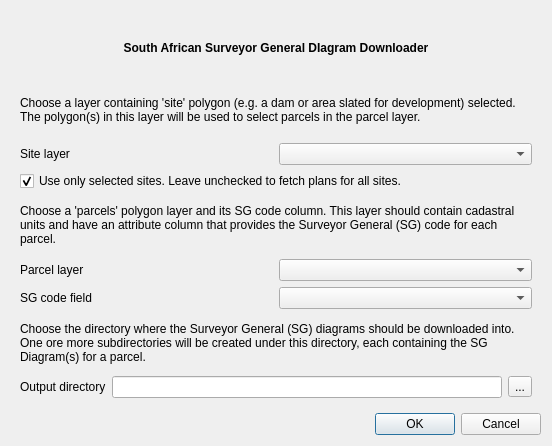
The window that sg_downloader_base.ui (kartoza/sg-diagram-downloader) describes before a commit, drawn with Qt 5.
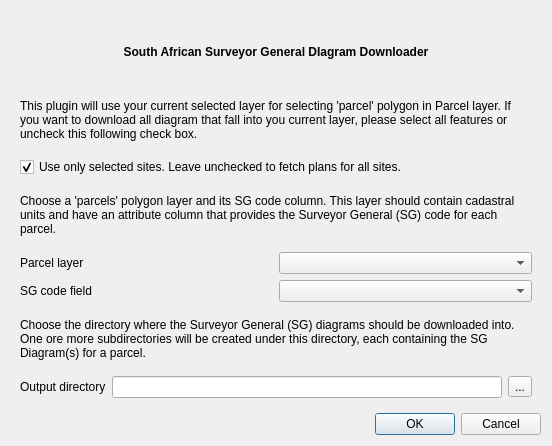
The same window after the commit.

Commit message: remove site layer from dialog.

Patch:
```diff
--- a/sg_downloader_base.ui
+++ b/sg_downloader_base.ui
@@ -51,34 +51,13 @@
        <item>
         <widget class="QLabel" name="label">
          <property name="text">
-          <string>Choose a layer containing 'site' polygon (e.g. a dam or area slated for development) selected. The polygon(s) in this layer will be used to select parcels in the parcel layer.</string>
+          <string>This plugin will use your current selected layer for selecting 'parcel' polygon in Parcel layer. If you want to download all diagram that fall into you current layer, please select all features or uncheck this following check box.</string>
          </property>
          <property name="wordWrap">
           <bool>true</bool>
          </property>
         </widget>
        </item>
-       <item>
-        <layout class="QHBoxLayout" name="horizontalLayout_2">
-         <item>
-          <widget class="QLabel" name="site_layer_label">
-           <property name="text">
-            <string>Site layer</string>
-           </property>
-           <property name="buddy">
-            <cstring>combo_box_site_layer</cstring>
-           </property>
-          </widget>
-         </item>
-         <item>
-          <widget class="QComboBox" name="combo_box_site_layer">
-           <property name="styleSheet">
-            <string notr="true"/>
-           </property>
-          </widget>
-         </item>
-        </layout>
-       </item>
        <item>
         <widget class="QCheckBox" name="selected_sites_only">
          <property name="text">
```
Left out of the diff: 1 changed line with no effect on the pictures. The commit also changes 4 other files.
